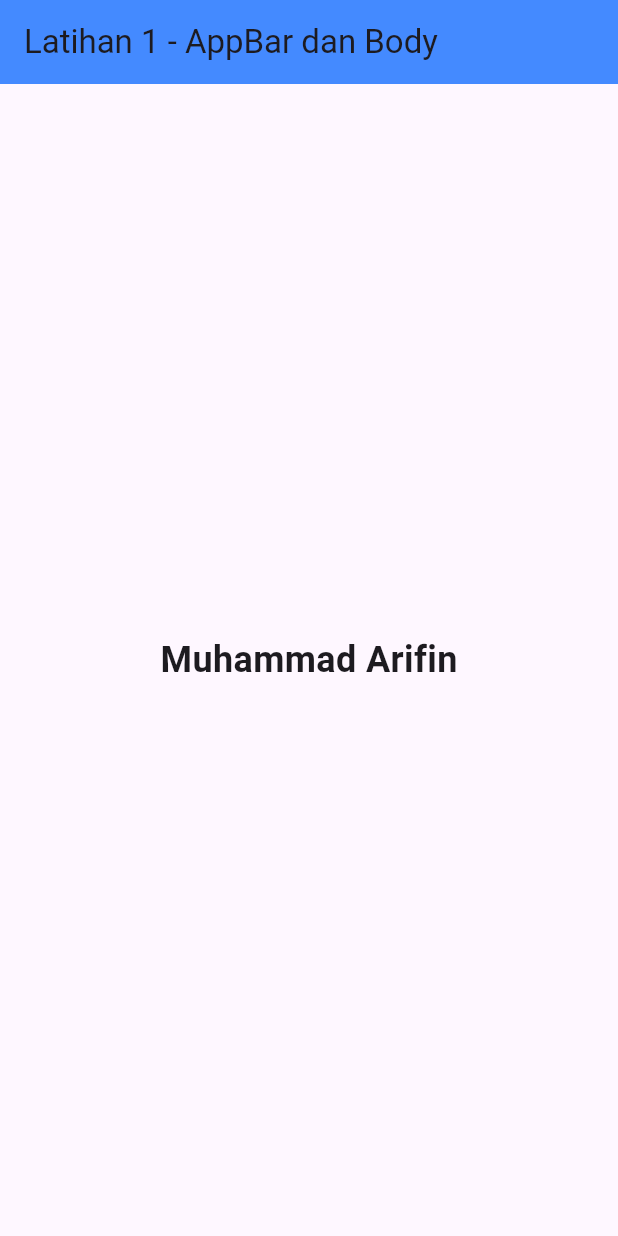
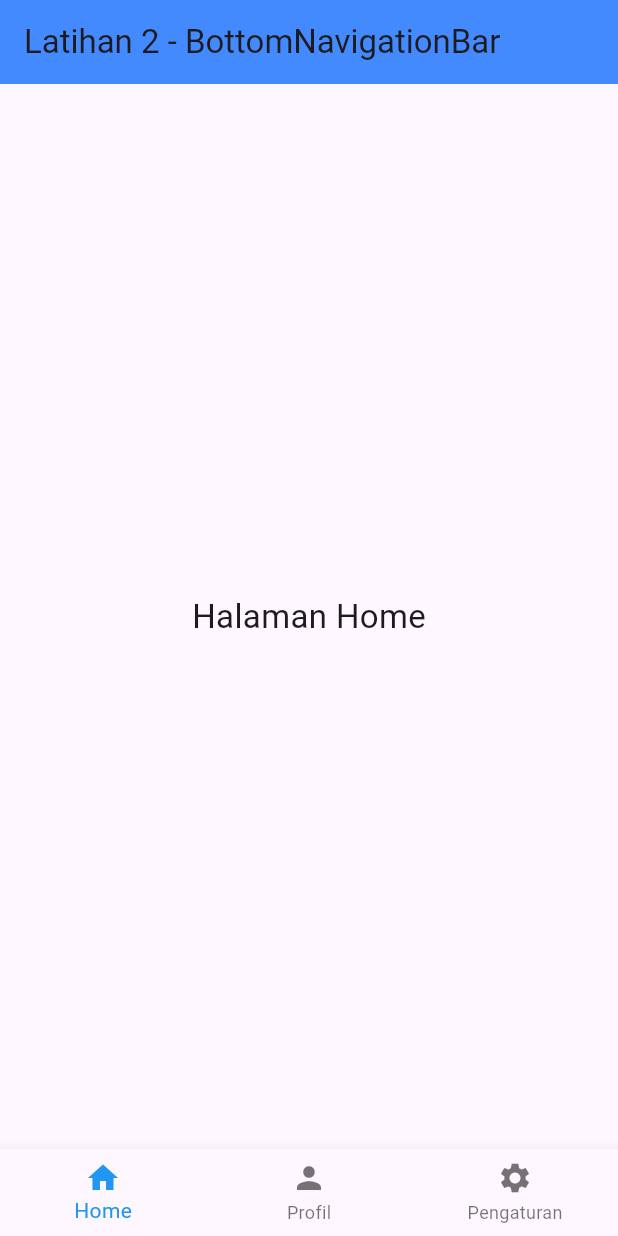
Before and after one commit to Muhammad-ArifinDev/Tugas_week4_-1123150053, a Flutter app: the screen it shows after launch, on a phone screen of 412 x 824 dp. Run offline on Flutter 3.47's test engine with Material 3 defaults, Android fonts, the phone set to English and light mode, and no system bars.

Commit message:
menambahkan Latihan 2 bottomnavigation 3 tab

```diff
--- a/lib/main.dart
+++ b/lib/main.dart
@@ -1,27 +1,52 @@
 import 'package:flutter/material.dart';
 
 void main() {
-  runApp(const Latihan1App());
+  runApp(const Latihan2App());
 }
 
-class Latihan1App extends StatelessWidget {
-  const Latihan1App({super.key});
+class Latihan2App extends StatefulWidget {
+  const Latihan2App({super.key});
+
+  @override
+  State<Latihan2App> createState() => _Latihan2AppState();
+}
+
+class _Latihan2AppState extends State<Latihan2App> {
+  int _selectedIndex = 0;
+
+  static const List<Widget> _pages = <Widget>[
+    Center(child: Text("Halaman Home", style: TextStyle(fontSize: 22))),
+    Center(child: Text("Halaman Profil", style: TextStyle(fontSize: 22))),
+    Center(child: Text("Halaman Pengaturan", style: TextStyle(fontSize: 22))),
+  ];
+
+  void _onItemTapped(int index) {
+    setState(() {
+      _selectedIndex = index;
+    });
+  }
 
   @override
   Widget build(BuildContext context) {
     return MaterialApp(
-      title: 'Latihan 1',
+      title: 'Latihan 2',
       debugShowCheckedModeBanner: false,
       home: Scaffold(
         appBar: AppBar(
-          title: const Text("Latihan 1 - AppBar dan Body"),
+          title: const Text("Latihan 2 - BottomNavigationBar"),
           backgroundColor: Colors.blueAccent,
         ),
-        body: const Center(
-          child: Text(
-            "Muhammad Arifin",
-            style: TextStyle(fontSize: 24, fontWeight: FontWeight.bold),
-          ),
+        body: _pages[_selectedIndex],
+        bottomNavigationBar: BottomNavigationBar(
+          currentIndex: _selectedIndex,
+          selectedItemColor: Colors.blue,
+          onTap: _onItemTapped,
+          items: const [
+            BottomNavigationBarItem(icon: Icon(Icons.home), label: "Home"),
+            BottomNavigationBarItem(icon: Icon(Icons.person), label: "Profil"),
+            BottomNavigationBarItem(
+                icon: Icon(Icons.settings), label: "Pengaturan"),
+          ],
         ),
       ),
     );
```
